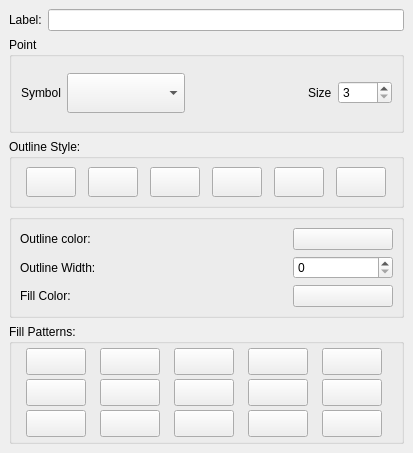
Qt form src/ui/qgssinglesymboldialogbase.ui (qgis/QGIS) before a commit.
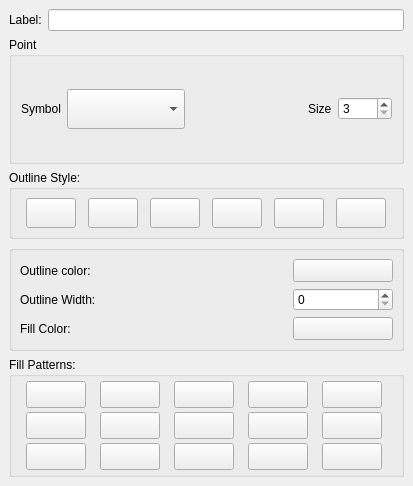
The same form after that commit. Custom widgets are drawn as their Qt base class.

Commit message: Add QgsColorButton class to display a color which can be altered using QColorDialog::getColor. Fix for bug #407. A subclass of QToolButton is needed to draw the button content because some platforms such as Mac OS X and Windows XP enforce a consistent GUI look by always using the button color of the current style and not allowing button backgrounds to be changed on a button by button basis. This class is a simplified version of QtColorButton, an internal class used by Qt Designer to do the same thing.

Diff of the .ui file:
```diff
--- a/src/ui/qgssinglesymboldialogbase.ui
+++ b/src/ui/qgssinglesymboldialogbase.ui
@@ -6,7 +6,7 @@
     <x>0</x>
     <y>0</y>
     <width>413</width>
-    <height>453</height>
+    <height>486</height>
    </rect>
   </property>
   <property name="sizePolicy" >
@@ -558,13 +558,7 @@
         <property name="minimumSize" >
          <size>
           <width>100</width>
-          <height>22</height>
-         </size>
-        </property>
-        <property name="maximumSize" >
-         <size>
-          <width>100</width>
-          <height>22</height>
+          <height>0</height>
          </size>
         </property>
         <property name="text" >
@@ -573,25 +567,11 @@
        </widget>
       </item>
       <item row="2" column="3" >
-       <widget class="QToolButton" name="btnFillColor" >
-        <property name="sizePolicy" >
-         <sizepolicy>
-          <hsizetype>4</hsizetype>
-          <vsizetype>1</vsizetype>
-          <horstretch>0</horstretch>
-          <verstretch>0</verstretch>
-         </sizepolicy>
-        </property>
+       <widget class="QgsColorButton" name="btnFillColor" >
         <property name="minimumSize" >
          <size>
           <width>100</width>
-          <height>22</height>
-         </size>
-        </property>
-        <property name="maximumSize" >
-         <size>
-          <width>100</width>
-          <height>22</height>
+          <height>0</height>
          </size>
         </property>
         <property name="text" >
@@ -958,6 +938,13 @@
  </widget>
  <layoutdefault spacing="6" margin="11" />
  <pixmapfunction>qPixmapFromMimeSource</pixmapfunction>
+ <customwidgets>
+  <customwidget>
+   <class>QgsColorButton</class>
+   <extends>QToolButton</extends>
+   <header>qgscolorbutton.h</header>
+  </customwidget>
+ </customwidgets>
  <tabstops>
   <tabstop>mLabelEdit</tabstop>
   <tabstop>mPointSymbolComboBox</tabstop>
```
Left out of the diff: 2 changed lines with no effect on the pictures. The commit also changes 18 other files.
